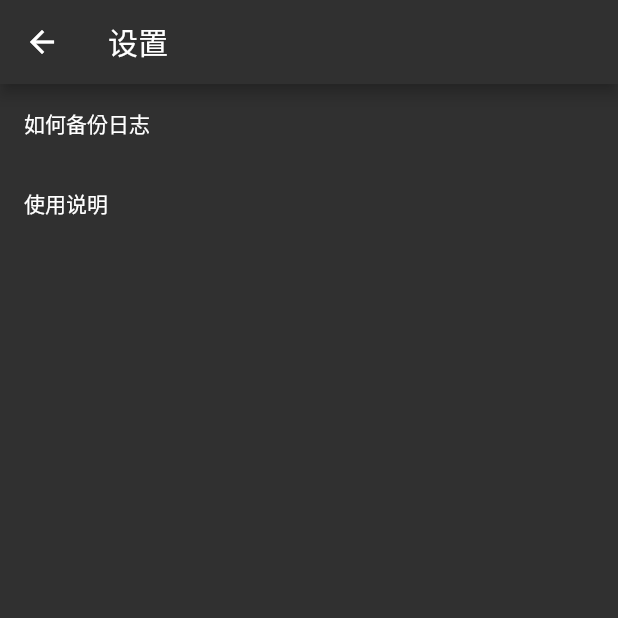
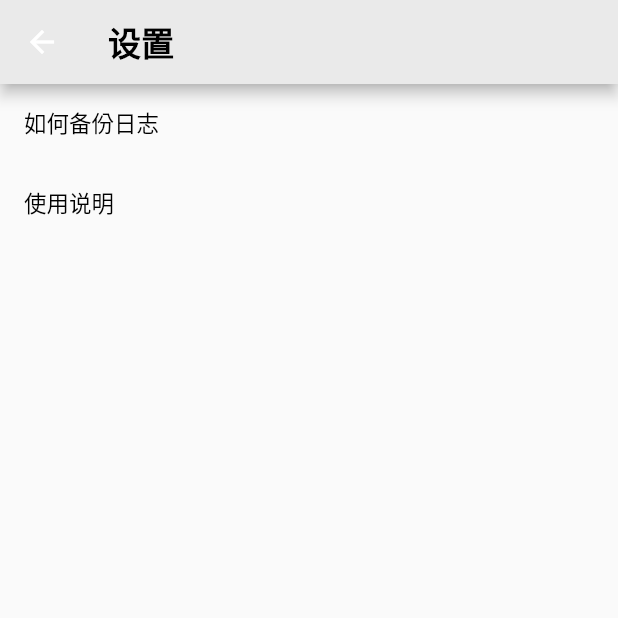
Before and after one commit to cris-Garden/note_app, a Flutter app: the screen it shows after launch, after a tap on the "settings" icon, on a phone screen of 412 x 824 dp, the top half of it. Run offline on Flutter 3.47's test engine with Material 2 defaults, Android fonts, the phone set to English and light mode, and no system bars; our stand-ins replace flutter_slidable, image_picker, shared_preferences; missing offline and left inert: image_pickers, loading_dialog.

Commit message:
添加国际化文件和普通主题

```diff
--- /dev/null
+++ b/my_note/lib/local/Strings.dart
@@ -0,0 +1,35 @@
+import 'dart:async';
+
+import 'package:flutter/widgets.dart';
+import 'package:intl/intl.dart';
+
+import 'messages_all.dart';
+
+class Strings {
+  static Future<Strings> load(Locale locale) {
+    String langCode = locale.languageCode;
+    if (langCode == 'zh') {
+      if (locale.scriptCode == 'Hans') langCode += '_Hans';
+      if (locale.scriptCode == 'Hant') langCode += '_Hant';
+      if (langCode == 'zh') langCode += '_Hans';
+    }
+
+    final String localeName = Intl.canonicalizedLocale(langCode);
+    // ignore: strong_mode_uses_dynamic_as_bottom
+    return initializeMessages(localeName).then((_) {
+      Intl.defaultLocale = localeName;
+      return new Strings();
+    });
+  }
+
+  static Strings of(BuildContext context) {
+    return Localizations.of<Strings>(context, Strings);
+  }
+
+  static final Strings instance = new Strings();
+
+  // TODO 追加すべき文言
+  String get title => Intl.message('Flutter Demo Home Page', name: "title");
+  String get message => Intl.message('You have pushed the button this many times:', name: "message");
+
+}
--- /dev/null
+++ b/my_note/lib/local/intl_ja.arb
@@ -0,0 +1,4 @@
+{
+  "title": "フラッターデモホームページ",
+  "message": "ボタンを押した回数がここに表示されます"
+}
--- /dev/null
+++ b/my_note/lib/local/intl_ko.arb
@@ -0,0 +1,4 @@
+{
+  "title": "저장 완료\n이미지를 표시하는 데 몇 분",
+  "message": "계속하려면 설정 앱에서 사용 설정하세요"
+}
--- /dev/null
+++ b/my_note/lib/local/intl_zh_Hans.arb
@@ -0,0 +1,4 @@
+{
+  "title": "点击按钮",
+  "message": "显示按钮点击次数"
+}
--- /dev/null
+++ b/my_note/lib/local/intl_zh_Hant.arb
@@ -0,0 +1,4 @@
+{
+  "title": "フラッターデモホームページ",
+  "message": "ボタンを押した回数がここに表示されます"
+}
--- /dev/null
+++ b/my_note/lib/local/messages_all.dart
@@ -0,0 +1,79 @@
+// DO NOT EDIT. This is code generated via package:intl/generate_localized.dart
+// This is a library that looks up messages for specific locales by
+// delegating to the appropriate library.
+
+// Ignore issues from commonly used lints in this file.
+// ignore_for_file:implementation_imports, file_names, unnecessary_new
+// ignore_for_file:unnecessary_brace_in_string_interps, directives_ordering
+// ignore_for_file:argument_type_not_assignable, invalid_assignment
+// ignore_for_file:prefer_single_quotes, prefer_generic_function_type_aliases
+// ignore_for_file:comment_references
+
+import 'dart:async';
+
+import 'package:intl/intl.dart';
+import 'package:intl/message_lookup_by_library.dart';
+import 'package:intl/src/intl_helpers.dart';
+
+import 'messages_messages.dart' as messages_messages;
+import 'messages_ja.dart' as messages_ja;
+import 'messages_ko.dart' as messages_ko;
+import 'messages_zh_Hans.dart' as messages_zh_hans;
+import 'messages_zh_Hant.dart' as messages_zh_hant;
+
+typedef Future<dynamic> LibraryLoader();
+Map<String, LibraryLoader> _deferredLibraries = {
+  'messages': () => new Future.value(null),
+  'ja': () => new Future.value(null),
+  'ko': () => new Future.value(null),
+  'zh_Hans': () => new Future.value(null),
+  'zh_Hant': () => new Future.value(null),
+};
+
+MessageLookupByLibrary _findExact(String localeName) {
+  switch (localeName) {
+    case 'messages':
+      return messages_messages.messages;
+    case 'ja':
+      return messages_ja.messages;
+    case 'ko':
+      return messages_ko.messages;
+    case 'zh_Hans':
+      return messages_zh_hans.messages;
+    case 'zh_Hant':
+      return messages_zh_hant.messages;
+    default:
+      return null;
+  }
+}
+
+/// User programs should call this before using [localeName] for messages.
+Future<bool> initializeMessages(String localeName) async {
+  var availableLocale = Intl.verifiedLocale(
+    localeName,
+    (locale) => _deferredLibraries[locale] != null,
+    onFailure: (_) => null);
+  if (availableLocale == null) {
+    return new Future.value(false);
+  }
+  var lib = _deferredLibraries[availableLocale];
+  await (lib == null ? new Future.value(false) : lib());
+  initializeInternalMessageLookup(() => new CompositeMessageLookup());
+  messageLookup.addLocale(availableLocale, _findGeneratedMessagesFor);
+  return new Future.value(true);
+}
+
+bool _messagesExistFor(String locale) {
+  try {
+    return _findExact(locale) != null;
+  } catch (e) {
+    return false;
+  }
+}
+
+MessageLookupByLibrary _findGeneratedMessagesFor(String locale) {
+  var actualLocale = Intl.verifiedLocale(locale, _messagesExistFor,
+      onFailure: (_) => null);
+  if (actualLocale == null) return null;
+  return _findExact(actualLocale);
+}
--- a/my_note/lib/main.dart
+++ b/my_note/lib/main.dart
@@ -1,4 +1,5 @@
 import 'package:flutter/material.dart';
+import 'package:flutter_localizations/flutter_localizations.dart';
 import 'package:my_note/page/home_page.dart';
 import 'package:my_note/provider/home_page_provider.dart';
 import 'package:my_note/util/file_util.dart';
@@ -7,7 +8,7 @@ import 'package:my_note/util/theme_util.dart';
 import 'package:path_provider/path_provider.dart';
 import 'package:provider/provider.dart';
 
-
+import 'local/Strings.dart';
 
 void main() async {
   WidgetsFlutterBinding.ensureInitialized();
@@ -31,15 +32,59 @@ void main() async {
 
 }
 
+class _MyLocalizationsDelegate extends LocalizationsDelegate<Strings> {
+  const _MyLocalizationsDelegate();
+
+  @override
+  bool isSupported(Locale locale) {
+    String code = locale.languageCode;
+    String scriptCode = locale.scriptCode;
+
+    if (code.contains('zh')) {
+      if (scriptCode != null) {
+        if (scriptCode.contains('Hant')) {
+          code = 'zh_Hant';
+        }
+
+        if (scriptCode.contains('Hans')) {
+          code = 'zh_Hans';
+        }
+      } else {
+        code = 'zh_Hans';
+      }
+    }
+
+
+
+    return ['en', 'ja', 'ko', 'zh_Hant', 'zh_Hans'].contains(code);
+  }
+
+  @override
+  Future<Strings> load(Locale locale) => Strings.load(locale);
+
+  @override
+  bool shouldReload(_MyLocalizationsDelegate old) => false;
+}
+
 class MyApp extends StatelessWidget {
   final RouteObserver<PageRoute> routeObserver = new RouteObserver<PageRoute>();
   @override
   Widget build(BuildContext context) {
+    final lightTheme = getNormalTheme();
     return ChangeNotifierProvider<HomePageProvider>(
       create: (_) => HomePageProvider(),
       builder: (context, _) {
         return MaterialApp(
-          theme: getBlackTheme(),
+          localizationsDelegates: [
+            const _MyLocalizationsDelegate(),
+            GlobalMaterialLocalizations.delegate,
+            GlobalWidgetsLocalizations.delegate,
+          ],
+          supportedLocales: [
+            const Locale('en', ''),
+            const Locale('ja', ''),
+          ],
+          theme: lightTheme,
           darkTheme:getBlackTheme(),
           home: HomePage(),
         );
--- a/my_note/lib/page/diary_detail_page.dart
+++ b/my_note/lib/page/diary_detail_page.dart
@@ -98,11 +98,12 @@ class DiaryDetailPage extends StatelessWidget with RouteAware {
                 ],
               ),
               body: Container(
+                color:Theme.of(context).backgroundColor,
                 child: Column(children: <Widget>[
                   provider.isEditing
                       ? Container(
                           width: double.infinity,
-                          color: Colors.grey,
+                          color: Theme.of(context).primaryColorLight,
                           height: 80,
                           child: Row(
                             mainAxisAlignment: MainAxisAlignment.spaceEvenly,
@@ -174,7 +175,7 @@ class DiaryDetailPage extends StatelessWidget with RouteAware {
                       child: RepaintBoundary(
                         key: rootWidgetKey,
                         child: Container(
-                          color: Theme.of(context).primaryColor,
+                          color: Theme.of(context).backgroundColor,
                           child: DiaryDetailWidget(),
                         ),
                       ),
--- a/my_note/lib/page/home_page.dart
+++ b/my_note/lib/page/home_page.dart
@@ -80,6 +80,7 @@ class HomePage extends StatelessWidget {
                 child: Icon(Icons.add),
               ),
               body: Container(
+                color: Theme.of(context).primaryColor,
                 child: Selector<HomePageProvider, bool>(
                     builder: (context, didChange, child) {
                   final keys = provider.diaryTimeMap.keys.toList()
--- a/my_note/lib/page/setting_page.dart
+++ b/my_note/lib/page/setting_page.dart
@@ -1,33 +1,45 @@
-
 import 'package:flutter/material.dart';
 import 'package:my_note/model/diary.dart';
 import 'package:my_note/util/guide_util.dart';
 import 'diary_detail_page.dart';
 
-class SettingPage extends StatelessWidget{
-
+class SettingPage extends StatelessWidget {
   @override
   Widget build(BuildContext context) {
-    List<String> titles = ['如何备份日志','使用说明',];
-    List<Diary> diarys = [GuideUtil().useDiary,GuideUtil().backUpDiary];
+    List<String> titles = [
+      '如何备份日志',
+      '使用说明',
+    ];
+    List<Diary> diarys = [GuideUtil().useDiary, GuideUtil().backUpDiary];
     return Scaffold(
-      appBar: AppBar(title: Text('设置'),),
-      body: ListView.builder(itemBuilder: (context,index){
+      appBar: AppBar(
+        title: Text(
+          '设置',
+          style: Theme.of(context).textTheme.headline1,
+        ),
+      ),
+      body: ListView.builder(
+        itemBuilder: (context, index) {
           return GestureDetector(
-          onTap: (){
-            Navigator.of(context)
-                .push(MaterialPageRoute(builder: (context) {
-              return DiaryDetailPage(diarys[index],showBarButton: false,);
+            onTap: () {
+              Navigator.of(context).push(MaterialPageRoute(builder: (context) {
+                return DiaryDetailPage(
+                  diarys[index],
+                  showBarButton: false,
+                );
               }));
-
             },
             child: Container(
               padding: EdgeInsets.all(16),
-            child: Text(titles[index]),
+              child: Text(
+                titles[index],
+                style: Theme.of(context).textTheme.bodyText1,
+              ),
             ),
           );
-      },itemCount: 2,),
+        },
+        itemCount: 2,
+      ),
     );
   }
-
 }
--- a/my_note/lib/util/theme_util.dart
+++ b/my_note/lib/util/theme_util.dart
@@ -1,34 +1,38 @@
-
-
 import 'package:flutter/material.dart';
 
 ThemeData getNormalTheme() {
-   return ThemeData(
-     primarySwatch: Colors.blueGrey,
-     visualDensity: VisualDensity.adaptivePlatformDensity,
-   ).copyWith(
+  final theme = ThemeData.light().copyWith(
+    //修改状态栏颜色
+//    brightness: Brightness.dark,
+    primaryIconTheme: IconThemeData(color: Colors.black),
+    backgroundColor: Colors.white,
+    primaryColor: Color(0xFFEAEAEA),
+    primaryColorLight: Color(0xFFE0E0E0),
+    dialogTheme: DialogTheme(
+        titleTextStyle: TextStyle(color: Colors.black),
+        contentTextStyle: TextStyle(
+          color: Colors.black,
+        )),
     textTheme: TextTheme(
       headline1: TextStyle(
-           fontSize: 25,
+        fontSize: 22,
+        color: Color(0xFF000000),
         fontWeight: FontWeight.w600,
-           color: Colors.black
       ),
       headline2: TextStyle(
-           fontSize: 21,
-           fontWeight: FontWeight.w700,
-           color: Colors.black
-       ),
+          fontSize: 21, fontWeight: FontWeight.w700, color: Colors.black),
       bodyText1: TextStyle(
           height: 1.4,
           fontSize: 15,
           fontWeight: FontWeight.w400,
-           color: Colors.black
-       ),
+          color: Colors.black),
       button: TextStyle(
         fontSize: 15,
+        color: Colors.black,
       ),
     ),
   );
+  return theme;
 }
 
 ThemeData getBlackTheme() {
@@ -38,7 +42,7 @@ ThemeData getBlackTheme() {
     primaryColor: theme.scaffoldBackgroundColor,
     textTheme: TextTheme(
       headline1: TextStyle(
-        fontSize: 25,
+        fontSize: 22,
         fontWeight: FontWeight.w600,
       ),
       headline2: TextStyle(
--- a/my_note/pubspec.yaml
+++ b/my_note/pubspec.yaml
@@ -39,6 +39,11 @@ dependencies:
   flutter_slidable: ^0.5.4
 
   loading_dialog: ^0.0.1
+
+  flutter_localizations:
+    sdk: flutter
+  intl:
+  intl_translation:
 
 
   # The following adds the Cupertino Icons font to your application.
```
Also changed, not shown: my_note/lib/local/intl_messages.arb (added, +13 -0 lines), my_note/lib/local/messages_ja.dart (added, +27 -0 lines), my_note/lib/local/messages_ko.dart (added, +27 -0 lines), my_note/lib/local/messages_messages.dart (added, +27 -0 lines), my_note/lib/local/messages_zh_Hans.dart (added, +27 -0 lines), my_note/lib/local/messages_zh_Hant.dart (added, +27 -0 lines), my_note/lib/widget/diary_detail.dart (+5 -3 lines), my_note/pubspec.lock, 2 other files. Lines whose indentation alone changed are shown as unchanged.
